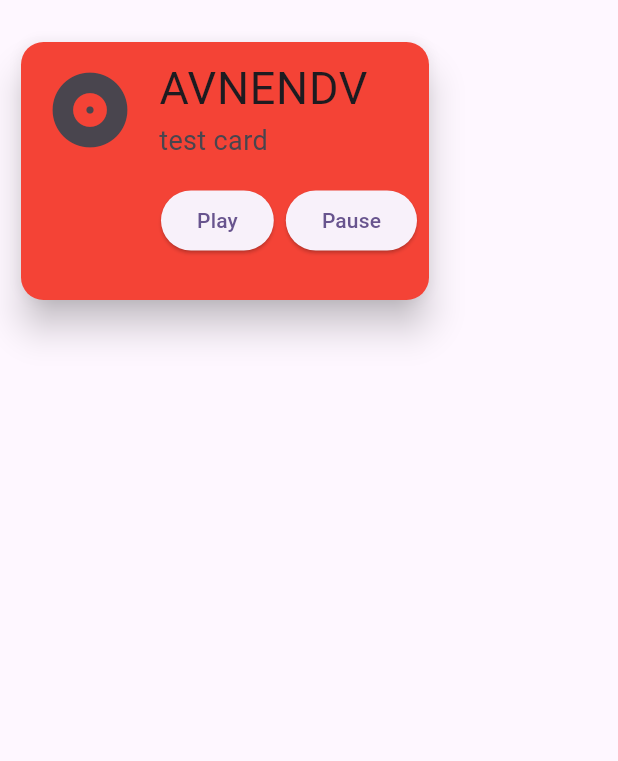
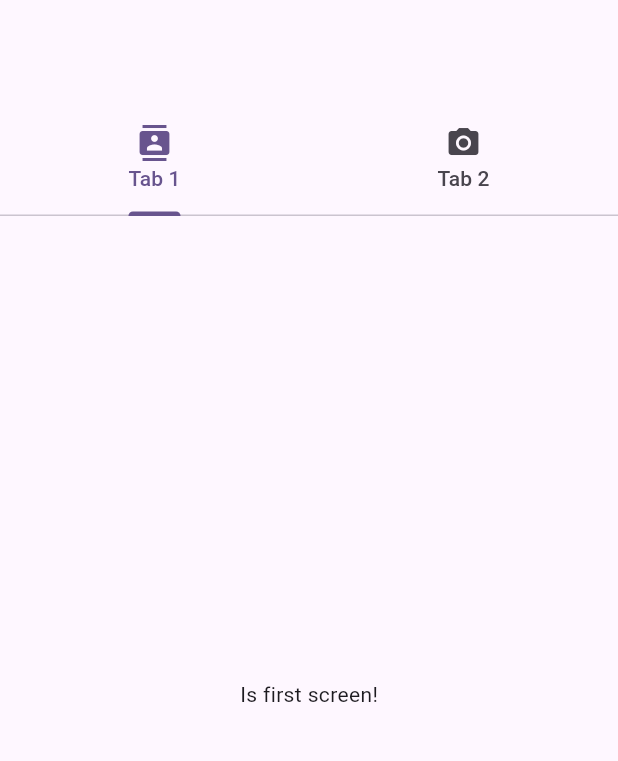
Before and after one commit to avnendv/flutter_widget_sample, a Flutter app: the screen it shows after launch, on a phone screen of 412 x 824 dp, the part 63-824 px from its top. Run offline on Flutter 3.47's test engine with Material 3 defaults, Android fonts, the phone set to English and light mode, and no system bars.

Commit message:
base tabbar

```diff
--- a/lib/main.dart
+++ b/lib/main.dart
@@ -1,5 +1,5 @@
 import 'package:flutter/material.dart';
-import 'package:widget_example/my_custom_card.dart';
+import 'package:widget_example/my_custom_tabbar.dart';
 
 void main() {
   runApp(const MyApp());
@@ -21,7 +21,7 @@ class MyApp extends StatelessWidget {
           appBar: AppBar(
             title: const Text('Flutter Demo'),
           ),
-          body: const MyCustomCard()),
+          body: const MyCustomTabBar()),
     );
   }
 }
--- /dev/null
+++ b/lib/my_custom_tabbar.dart
@@ -0,0 +1,47 @@
+import 'package:flutter/material.dart';
+
+class MyCustomTabBar extends StatelessWidget {
+  const MyCustomTabBar({super.key});
+
+  @override
+  Widget build(BuildContext context) {
+    return DefaultTabController(
+        length: 2,
+        child: Scaffold(
+          appBar: AppBar(
+            bottom: const TabBar(tabs: [
+              Tab(
+                icon: Icon(Icons.contacts),
+                text: "Tab 1",
+              ),
+              Tab(
+                icon: Icon(Icons.camera_alt),
+                text: "Tab 2",
+              ),
+            ]),
+          ),
+          body: const TabBarView(children: [
+            FirstScreen(),
+            SecondScreen(),
+          ]),
+        ));
+  }
+}
+
+class FirstScreen extends StatelessWidget {
+  const FirstScreen({super.key});
+
+  @override
+  Widget build(BuildContext context) {
+    return const Center(child: Text('Is first screen!'));
+  }
+}
+
+class SecondScreen extends StatelessWidget {
+  const SecondScreen({super.key});
+
+  @override
+  Widget build(BuildContext context) {
+    return const Center(child: Text('Is second screen!'));
+  }
+}
```
